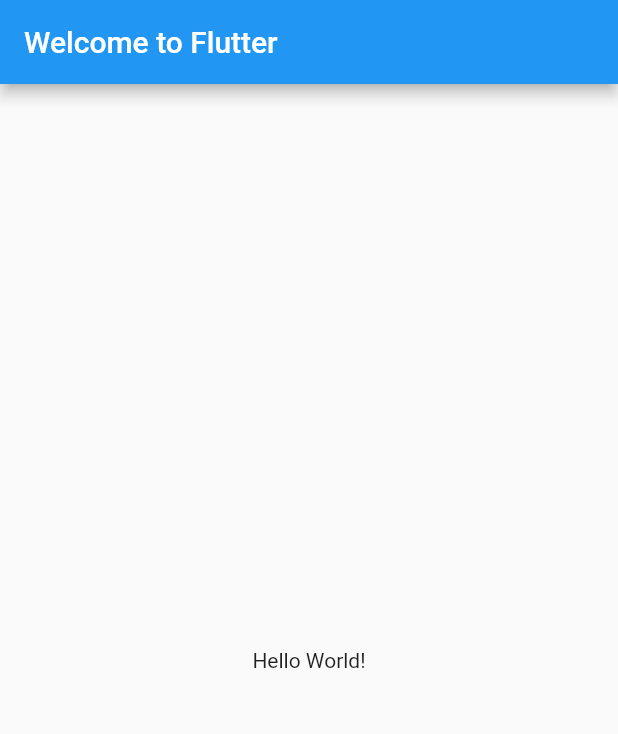
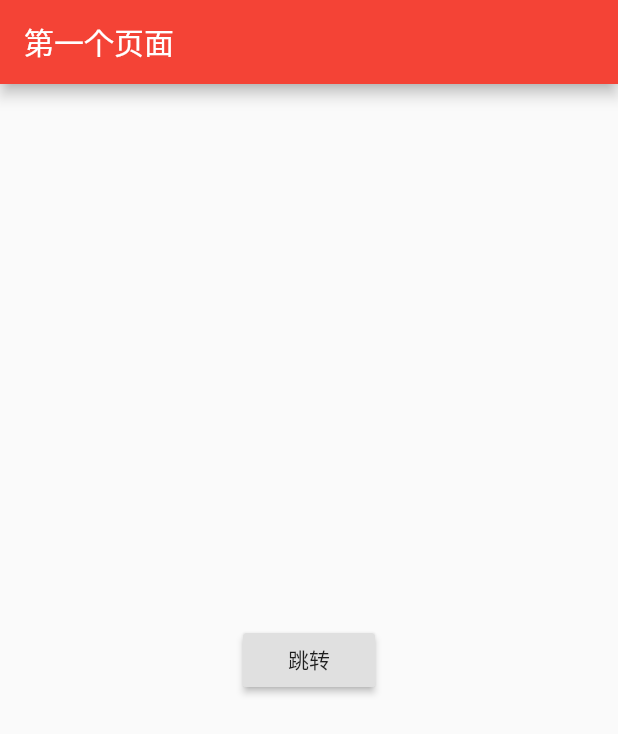
Before and after one commit to byhook/cloud-music, a Flutter app: the screen it shows after launch, on a phone screen of 412 x 824 dp. Shown: the top 734 px of the screen. Run offline on Flutter 3.47's test engine with Material 2 defaults, Android fonts, the phone set to English and light mode, and no system bars.

Commit message:
添加两个页面跳转

```diff
--- /dev/null
+++ b/lib/launch/LaunchPage.dart
@@ -0,0 +1,25 @@
+import 'package:flutter/material.dart';
+import 'package:mike_music/home/HomePage.dart';
+
+class LaunchPage extends StatelessWidget {
+  @override
+  Widget build(BuildContext context) {
+    return new Scaffold(
+      appBar: new AppBar(
+        title: new Text('第一个页面'),
+        backgroundColor: Colors.red,
+      ),
+      body: new Center(
+        child: new RaisedButton(
+          child: new Text('跳转'),
+          onPressed: () {
+            Navigator.push(
+              context,
+              new MaterialPageRoute(builder: (context) => new HomePage()),
+            );
+          },
+        ),
+      ),
+    );
+  }
+}
--- a/lib/main.dart
+++ b/lib/main.dart
@@ -1,4 +1,5 @@
 import 'package:flutter/material.dart';
+import 'package:mike_music/launch/LaunchPage.dart';
 
 void main() => runApp(new MyApp());
 
@@ -6,15 +7,8 @@ class MyApp extends StatelessWidget {
   @override
   Widget build(BuildContext context) {
     return new MaterialApp(
-      title: 'Welcome to Flutter',
-      home: new Scaffold(
-        appBar: new AppBar(
-          title: new Text('Welcome to Flutter'),
-        ),
-        body: new Center(
-          child: new Text('Hello World!'),
-        ),
-      ),
+        title: 'Welcome to Flutter',
+        home: new LaunchPage()
     );
   }
 }
```
Also changed, not shown: lib/home/HomePage.dart (added, +21 -0 lines), 1 other file.
